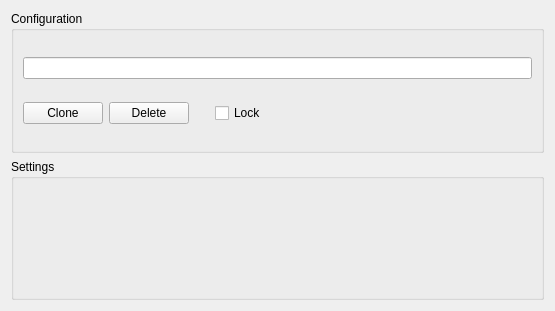
Qt form ground/openpilotgcs/src/plugins/coreplugin/uavgadgetoptionspage.ui (openpilot/OpenPilot) before a commit.
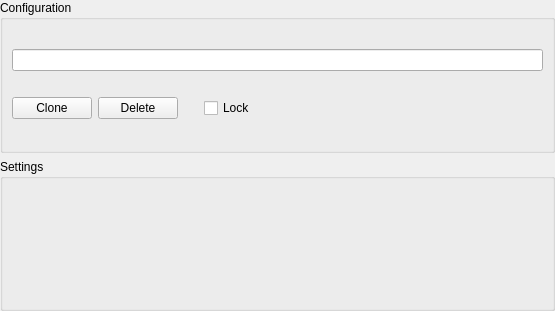
The same form after that commit.

Commit message: OP-833 gcs options dialog polishing: zeroed margin of top level widget

```diff
--- a/ground/openpilotgcs/src/plugins/coreplugin/uavgadgetoptionspage.ui
+++ b/ground/openpilotgcs/src/plugins/coreplugin/uavgadgetoptionspage.ui
@@ -20,6 +20,9 @@
    <string/>
   </property>
   <layout class="QVBoxLayout" name="verticalLayout">
+   <property name="margin">
+    <number>0</number>
+   </property>
    <item>
     <widget class="QGroupBox" name="configurationBox">
      <property name="title">
```
The commit also changes 3 other files.
